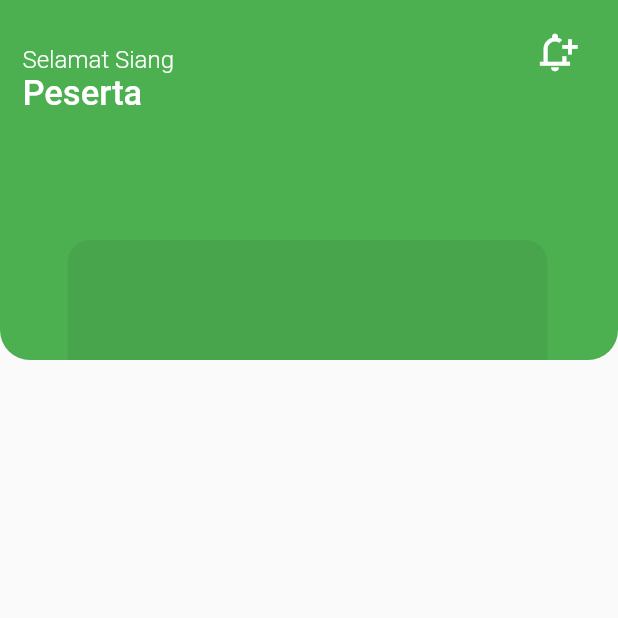
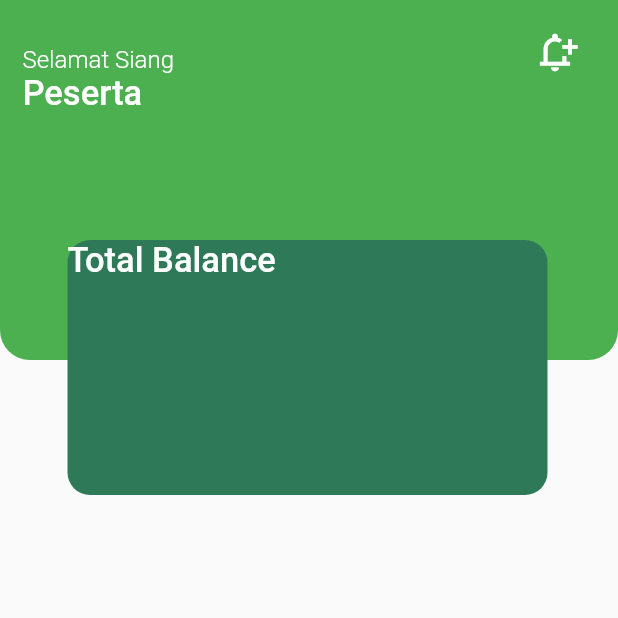
Before and after one commit to George535220173/UAS, a Flutter app: the screen it shows after launch, on a phone screen of 412 x 824 dp, the top half of it. Run offline on Flutter 3.47's test engine with Material 2 defaults, Android fonts, the phone set to English and light mode, and no system bars.

Commit message:
test5, bikin balancenya

```diff
--- a/lib/home/home.dart
+++ b/lib/home/home.dart
@@ -7,6 +7,8 @@ class home extends StatelessWidget {
   Widget build(BuildContext context) {
     return Scaffold(
       body: SafeArea(child: Stack(
+        children: [
+          Column(
             children: [
               Container(
                 width: double.infinity,
@@ -64,6 +66,8 @@ class home extends StatelessWidget {
                   ],
                 ),
               ),
+            ],
+          ),
           Positioned(
             top: 160,
             left: 45,
@@ -71,9 +75,23 @@ class home extends StatelessWidget {
               height: 170,
               width: 320,
               decoration: BoxDecoration(
-                color: Color.fromARGB(15, 5, 5, 5),
+                color: Color.fromARGB(255, 46, 122, 88),
                 borderRadius: BorderRadius.circular(15),
+                ),
+                child: Column(children: [
+                  Row(
+                    children: [
+                      Text(
+                        'Total Balance',
+                        style: TextStyle(
+                        fontWeight: FontWeight.w500,
+                        fontSize: 23,
+                        color: Colors.white,
+                        ),
                       )
+                    ],
+                  )
+                ],)
               ),
           ),
         ],
```
Lines whose indentation alone changed are shown as unchanged.
